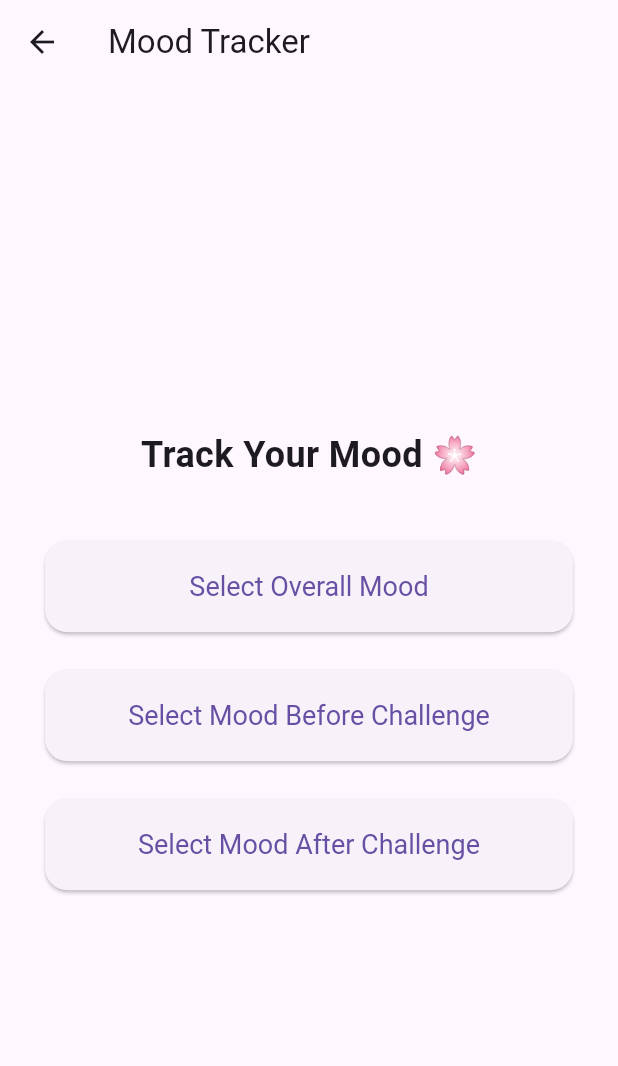
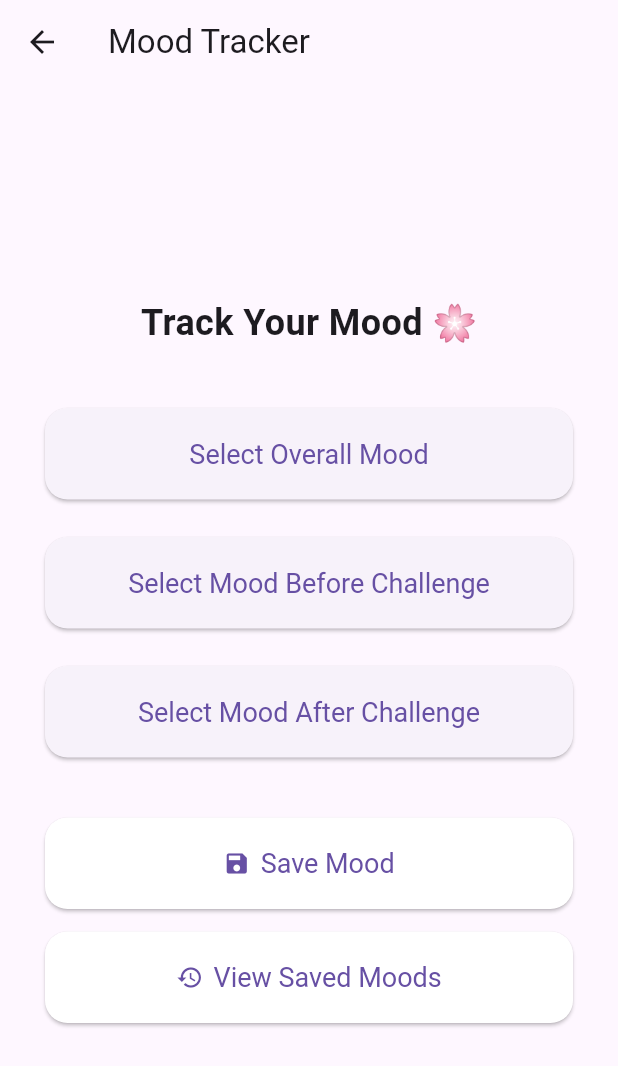
Before and after one commit to TomaszP05/Lester, a Flutter app: the MoodScreen screen opened directly, on a phone screen of 412 x 824 dp. Shown: the top 1066 px of the screen. Run offline on Flutter 3.47's test engine with Material 3 defaults, Android fonts, the phone set to English and light mode, and no system bars; our stand-ins replace sqflite; accounts and stored records are empty.

Commit message:
Made database to track moods and updated mood buttons

```diff
--- /dev/null
+++ b/lib/mood_database.dart
@@ -0,0 +1,108 @@
+import 'package:path/path.dart';
+import 'package:sqflite/sqflite.dart';
+
+/// Model that represents a single mood entry.
+class MoodEntry {
+  final int? id;
+  final String overallMood;
+  final String beforeMood;
+  final String afterMood;
+  final DateTime createdAt;
+
+  const MoodEntry({
+    this.id,
+    required this.overallMood,
+    required this.beforeMood,
+    required this.afterMood,
+    required this.createdAt,
+  });
+
+  MoodEntry copyWith({
+    int? id,
+    String? overallMood,
+    String? beforeMood,
+    String? afterMood,
+    DateTime? createdAt,
+  }) {
+    return MoodEntry(
+      id: id ?? this.id,
+      overallMood: overallMood ?? this.overallMood,
+      beforeMood: beforeMood ?? this.beforeMood,
+      afterMood: afterMood ?? this.afterMood,
+      createdAt: createdAt ?? this.createdAt,
+    );
+  }
+
+  Map<String, dynamic> toMap() {
+    return {
+      'id': id,
+      'overall_mood': overallMood,
+      'before_mood': beforeMood,
+      'after_mood': afterMood,
+      'created_at': createdAt.toIso8601String(),
+    };
+  }
+
+  factory MoodEntry.fromMap(Map<String, dynamic> map) {
+    return MoodEntry(
+      id: map['id'] as int?,
+      overallMood: map['overall_mood'] as String,
+      beforeMood: map['before_mood'] as String,
+      afterMood: map['after_mood'] as String,
+      createdAt: DateTime.parse(map['created_at'] as String),
+    );
+  }
+}
+
+/// Handles all SQLite interaction for the mood tracker.
+class MoodDatabase {
+  MoodDatabase._();
+  static final MoodDatabase instance = MoodDatabase._();
+  static Database? _database;
+
+  Future<Database> get database async {
+    if (_database != null) return _database!;
+    _database = await _initDB('moods.db');
+    return _database!;
+  }
+
+  Future<Database> _initDB(String fileName) async {
+    final dbPath = await getDatabasesPath();
+    final path = join(dbPath, fileName);
+    final db = await openDatabase(
+      path,
+      version: 1,
+      onCreate: (db, version) async {
+        await db.execute('''
+          CREATE TABLE moods (
+            id INTEGER PRIMARY KEY AUTOINCREMENT,
+            overall_mood TEXT NOT NULL,
+            before_mood TEXT NOT NULL,
+            after_mood TEXT NOT NULL,
+            created_at TEXT NOT NULL
+          )
+        ''');
+      },
+    );
+    return db;
+  }
+
+  Future<int> insertMood(MoodEntry entry) async {
+    final db = await database;
+    return db.insert('moods', entry.toMap());
+  }
+
+  Future<List<MoodEntry>> getMoods() async {
+    final db = await database;
+    final rows = await db.query(
+      'moods',
+      orderBy: 'datetime(created_at) DESC',
+    );
+    return rows.map(MoodEntry.fromMap).toList();
+  }
+
+  Future<void> clearMoods() async {
+    final db = await database;
+    await db.delete('moods');
+  }
+}
--- a/lib/mood_screen.dart
+++ b/lib/mood_screen.dart
@@ -1,4 +1,5 @@
 import 'package:flutter/material.dart';
+import 'mood_database.dart';
 
 class MoodScreen extends StatefulWidget {
   const MoodScreen({super.key});
@@ -19,8 +20,11 @@ class _MoodScreenState extends State<MoodScreen> {
     '😡 Angry',
     '😴 Tired',
     '😌 Relaxed',
+    '😲 Shocked',
+    '😕 Confused',
   ];
 
+  // Mood picker dialog
   void _pickMood(String type) async {
     String? selected = await showDialog<String>(
       context: context,
@@ -48,6 +52,79 @@ class _MoodScreenState extends State<MoodScreen> {
         SnackBar(content: Text('You selected: $selected')),
       );
     }
+  }
+
+  // Save mood to database
+  Future<void> _saveMood() async {
+    if (overallMood == null || beforeMood == null || afterMood == null) {
+      ScaffoldMessenger.of(context).showSnackBar(
+        const SnackBar(content: Text('Please select all moods before saving!')),
+      );
+      return;
+    }
+
+    final moodEntry = MoodEntry(
+      overallMood: overallMood!,
+      beforeMood: beforeMood!,
+      afterMood: afterMood!,
+      createdAt: DateTime.now(),
+    );
+
+    await MoodDatabase.instance.insertMood(moodEntry);
+
+    ScaffoldMessenger.of(context).showSnackBar(
+      const SnackBar(content: Text('Mood saved successfully! 💾')),
+    );
+
+    setState(() {
+      overallMood = null;
+      beforeMood = null;
+      afterMood = null;
+    });
+  }
+
+  // Show saved moods in a dialog
+  Future<void> _showSavedMoods() async {
+    final moods = await MoodDatabase.instance.getMoods();
+
+    if (moods.isEmpty) {
+      ScaffoldMessenger.of(context).showSnackBar(
+        const SnackBar(content: Text('No moods saved yet! 💤')),
+      );
+      return;
+    }
+
+    showDialog(
+      context: context,
+      builder: (context) {
+        return AlertDialog(
+          title: const Text('Saved Moods'),
+          content: SizedBox(
+            width: double.maxFinite,
+            child: ListView.builder(
+              shrinkWrap: true,
+              itemCount: moods.length,
+              itemBuilder: (context, index) {
+                final m = moods[index];
+                return ListTile(
+                  leading: const Icon(Icons.mood, color: Colors.teal),
+                  title: Text('Overall: ${m.overallMood}'),
+                  subtitle: Text(
+                    'Before: ${m.beforeMood}\nAfter: ${m.afterMood}\nDate: ${m.createdAt.toLocal()}',
+                  ),
+                );
+              },
+            ),
+          ),
+          actions: [
+            TextButton(
+              onPressed: () => Navigator.pop(context),
+              child: const Text('Close'),
+            ),
+          ],
+        );
+      },
+    );
   }
 
   @override
@@ -95,7 +172,7 @@ class _MoodScreenState extends State<MoodScreen> {
 
               const SizedBox(height: 25),
 
-              // Before Challenge Mood Button
+              // Before Mood Button
               SizedBox(
                 width: double.infinity,
                 child: ElevatedButton(
@@ -121,7 +198,7 @@ class _MoodScreenState extends State<MoodScreen> {
 
               const SizedBox(height: 25),
 
-              // After Challenge Mood Button
+              // After Mood Button
               SizedBox(
                 width: double.infinity,
                 child: ElevatedButton(
@@ -144,6 +221,46 @@ class _MoodScreenState extends State<MoodScreen> {
                     style: const TextStyle(fontSize: 16),
                   ),
                 ),
+
+              const SizedBox(height: 40),
+
+              // Save Mood Button
+              SizedBox(
+                width: double.infinity,
+                child: ElevatedButton.icon(
+                  onPressed: _saveMood,
+                  icon: const Icon(Icons.save),
+                  label: const Text('Save Mood'),
+                  style: ElevatedButton.styleFrom(
+                    backgroundColor: Colors.white,
+                    padding: const EdgeInsets.symmetric(vertical: 20),
+                    textStyle: const TextStyle(fontSize: 18),
+                    shape: RoundedRectangleBorder(
+                      borderRadius: BorderRadius.circular(15),
+                    ),
+                  ),
+                ),
+              ),
+
+              const SizedBox(height: 15),
+
+              // View Saved Moods Button
+              SizedBox(
+                width: double.infinity,
+                child: ElevatedButton.icon(
+                  onPressed: _showSavedMoods,
+                  icon: const Icon(Icons.history),
+                  label: const Text('View Saved Moods'),
+                  style: ElevatedButton.styleFrom(
+                    backgroundColor: Colors.white,
+                    padding: const EdgeInsets.symmetric(vertical: 20),
+                    textStyle: const TextStyle(fontSize: 18),
+                    shape: RoundedRectangleBorder(
+                      borderRadius: BorderRadius.circular(15),
+                    ),
+                  ),
+                ),
+              ),
             ],
           ),
         ),
```
